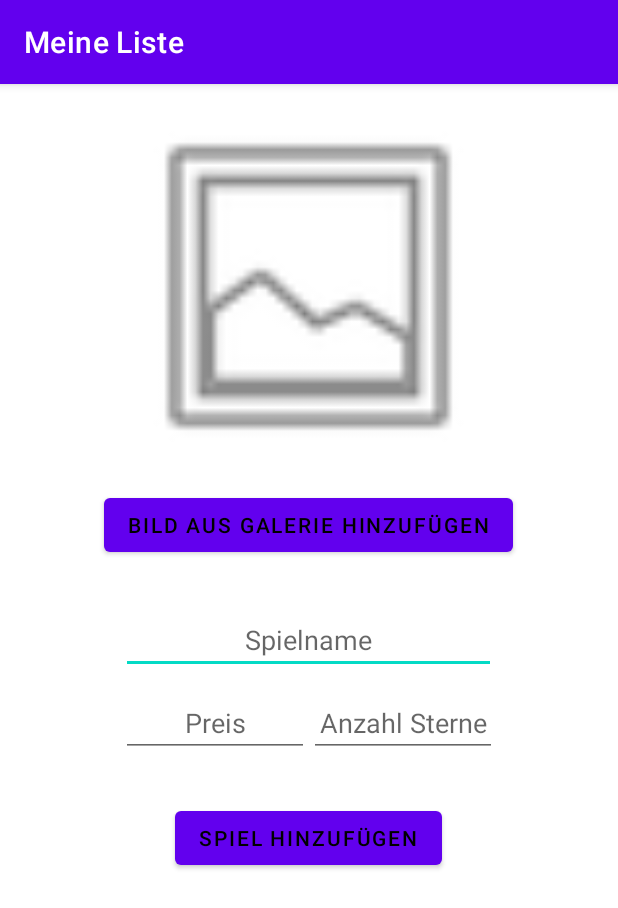
After one commit to RonMill/Gaminglibrary, an Android app: the InsertGameActivity screen opened directly, with no data from a screen before it, on a phone screen of 412 x 824 dp. The commit adds this screen. Shown: the top 908 px of the screen. Run offline under Robolectric (Android 15) with nearby library versions, the phone set to English and light mode, and no system bars.

Commit message:
Implementing add game function with new activity (only picture-funtion need to be implemented)

```diff
--- /dev/null
+++ b/app/src/main/java/com/example/gaminglibrary/InsertGameActivity.java
@@ -0,0 +1,57 @@
+package com.example.gaminglibrary;
+
+import android.content.Intent;
+import android.os.Bundle;
+import android.util.Log;
+import android.view.View;
+import android.widget.Button;
+import android.widget.EditText;
+import android.widget.TextView;
+import android.widget.Toast;
+
+import androidx.appcompat.app.AppCompatActivity;
+
+public class InsertGameActivity extends AppCompatActivity implements View.OnClickListener {
+    ListenDatenbank db;
+    Button addGame;
+    EditText gameName, gamePrice, gameReview;
+    int listID;
+    int size;
+
+    @Override
+    protected void onCreate(Bundle savedInstanceState) {
+        super.onCreate(savedInstanceState);
+        setContentView(R.layout.activity_insert_game);
+        db = new ListenDatenbank(this);
+        Intent i1 = getIntent();
+
+
+        listID = i1.getIntExtra("LISTID", 0);
+        size = i1.getIntExtra("LISTSIZE", 0);
+
+
+        addGame = (Button) findViewById(R.id.ADD_GAME);
+        gameName = (EditText) findViewById(R.id.GAME_NAME);
+        gamePrice = (EditText) findViewById(R.id.GAME_PRICE);
+        gameReview = (EditText) findViewById(R.id.GAME_REVIEW);
+
+
+        addGame.setOnClickListener(this);
+
+
+    }
+
+    @Override
+    public void onClick(View view) {
+        if (view.getId() == addGame.getId()) {
+            Float price = Float.parseFloat(String.valueOf(gamePrice.getText()));
+            int review = Integer.parseInt(String.valueOf(gameReview.getText()));
+            db.insertSpiel(gameName.getText().toString(), price, review, listID);
+            Toast t = Toast.makeText(this, "Spiel hinzugefügt", Toast.LENGTH_SHORT);
+            t.show();
+
+
+            this.finish();
+        }
+    }
+}
--- a/app/src/main/java/com/example/gaminglibrary/ListenDatenbank.java
+++ b/app/src/main/java/com/example/gaminglibrary/ListenDatenbank.java
@@ -6,6 +6,7 @@ import android.database.Cursor;
 import android.database.sqlite.SQLiteDatabase;
 import android.database.sqlite.SQLiteOpenHelper;
 import android.util.Log;
+import android.widget.Toast;
 
 import com.example.gaminglibrary.model.ListModel;
 
@@ -99,9 +100,9 @@ public class ListenDatenbank extends SQLiteOpenHelper {
         db.insert(TABELLE_LISTE, null, neueZeile);
     }
 
-    public void insertSpiel(int spieleID, String spieleName, Float preis, int bewertung, int listID) {
+    public void insertSpiel(/*int spieleID,*/ String spieleName, Float preis, int bewertung, int listID) {
         ContentValues neueZeile = new ContentValues();
-        neueZeile.put(SPALTE_SPIEL_ID, spieleID);
+        //neueZeile.put(SPALTE_SPIEL_ID, spieleID);
         neueZeile.put(SPALTE_SPIEL_NAME, spieleName);
         neueZeile.put(SPALTE_PREIS, preis);
         neueZeile.put(SPALTE_BEWERTUNG, bewertung);
--- /dev/null
+++ b/app/src/main/res/layout/activity_insert_game.xml
@@ -0,0 +1,74 @@
+<?xml version="1.0" encoding="utf-8"?>
+<androidx.constraintlayout.widget.ConstraintLayout xmlns:android="http://schemas.android.com/apk/res/android"
+    android:layout_width="match_parent"
+    android:layout_height="match_parent">
+
+    <LinearLayout
+        android:layout_width="match_parent"
+        android:layout_height="match_parent"
+        android:orientation="vertical">
+
+        <ImageView
+            android:id="@+id/GAME_CREATE_IMAGE"
+            android:layout_width="250dp"
+            android:layout_height="250dp"
+            android:layout_gravity="center"
+            android:layout_margin="10dp"
+            android:src="@android:drawable/ic_menu_gallery" />
+
+        <Button
+            android:id="@+id/ADD_GALARY"
+            android:layout_width="wrap_content"
+            android:layout_height="wrap_content"
+            android:layout_below="@id/GAME_CREATE_IMAGE"
+            android:layout_gravity="center"
+            android:text="@string/open_galery"
+            android:textColor="@color/black" />
+
+        <EditText
+            android:id="@+id/GAME_NAME"
+            android:layout_width="250dp"
+            android:layout_height="wrap_content"
+            android:layout_gravity="center"
+            android:layout_marginTop="30dp"
+            android:hint="Spielname"
+            android:textAlignment="center"></EditText>
+        <TableLayout
+            android:layout_width="250dp"
+            android:layout_height="wrap_content"
+            android:layout_gravity="center"
+            android:layout_marginTop="10dp">
+            <TableRow>
+
+            <EditText
+                android:id="@+id/GAME_PRICE"
+                android:layout_width="125dp"
+                android:layout_height="wrap_content"
+                android:hint="Preis"
+                android:inputType="numberDecimal"
+                android:textAlignment="center"></EditText>
+
+            <EditText
+                android:id="@+id/GAME_REVIEW"
+                android:layout_width="125dp"
+                android:layout_height="wrap_content"
+                android:hint="Anzahl Sterne"
+                android:inputType="numberDecimal"
+                android:textAlignment="center"></EditText>
+            </TableRow>
+        </TableLayout>
+
+
+        <Button
+            android:id="@+id/ADD_GAME"
+            android:layout_width="wrap_content"
+            android:layout_height="wrap_content"
+            android:layout_gravity="center"
+            android:layout_marginTop="30dp"
+            android:text="@string/insert_game"
+            android:textAlignment="center"
+            android:textColor="@color/black" />
+
+    </LinearLayout>
+
+</androidx.constraintlayout.widget.ConstraintLayout>
--- a/app/src/main/res/layout/activity_main.xml
+++ b/app/src/main/res/layout/activity_main.xml
@@ -5,4 +5,5 @@
     android:layout_height="match_parent"
     tools:context=".MainActivity">
 
+
 </RelativeLayout>
--- a/app/src/main/res/menu/start_activity_menu.xml
+++ b/app/src/main/res/menu/start_activity_menu.xml
@@ -44,5 +44,9 @@
         android:id="@+id/EXPORT"
         android:title="@string/export"
         app:showAsAction="never" />
+    <item
+        android:id="@+id/INSERT_GAME"
+        android:title="@string/insert_game"
+        app:showAsAction="never" />
 
 </menu>
--- a/app/src/main/res/values/strings.xml
+++ b/app/src/main/res/values/strings.xml
@@ -12,5 +12,6 @@
     <string name="tags">Tags</string>
     <string name="my_lists">Meine Listen</string>
     <string name="export">Export</string>
-
+    <string name="insert_game">Spiel hinzufügen</string>
+    <string name="open_galery">Bild aus Galerie hinzufügen</string>
 </resources>
```
Also changed, not shown: app/src/main/AndroidManifest.xml (+11 -0 lines), app/src/main/java/com/example/gaminglibrary/Adapter/MyAdapter.java (added, +45 -0 lines), app/src/main/java/com/example/gaminglibrary/MainActivity.java (+46 -20 lines), app/src/main/res/layout/simple_game_layout_adapter.xml (added, +29 -0 lines).
